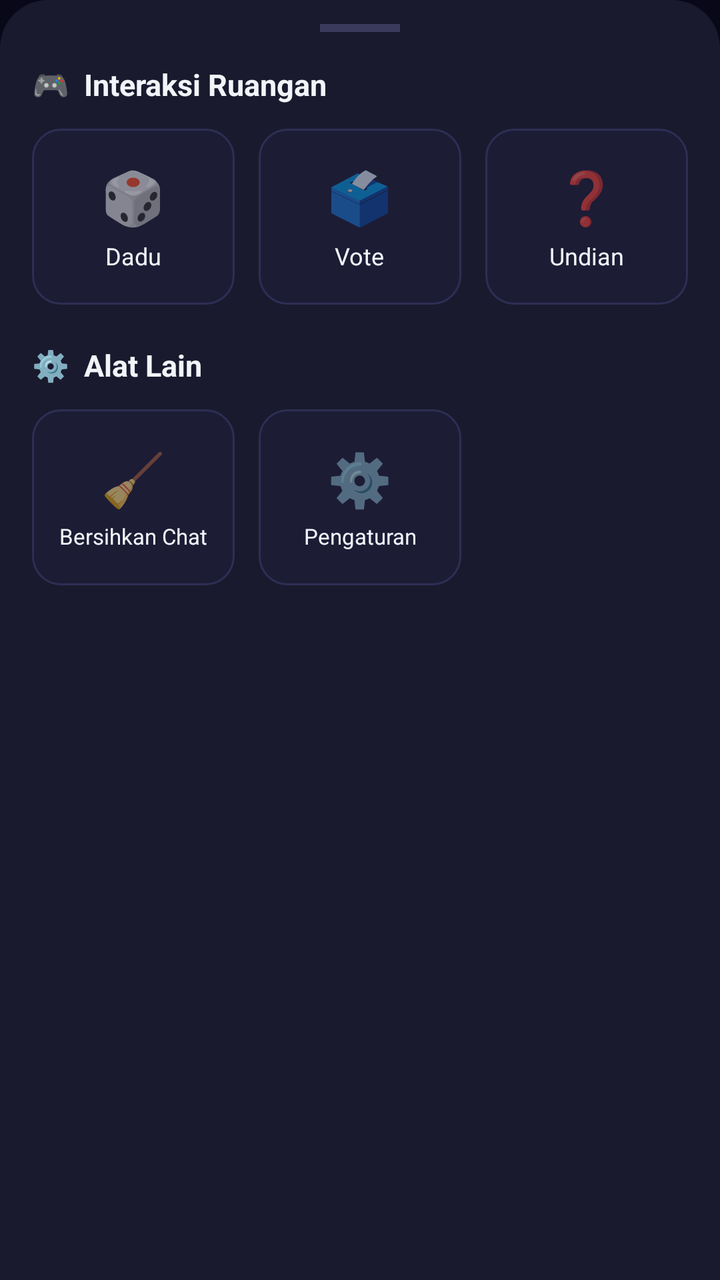
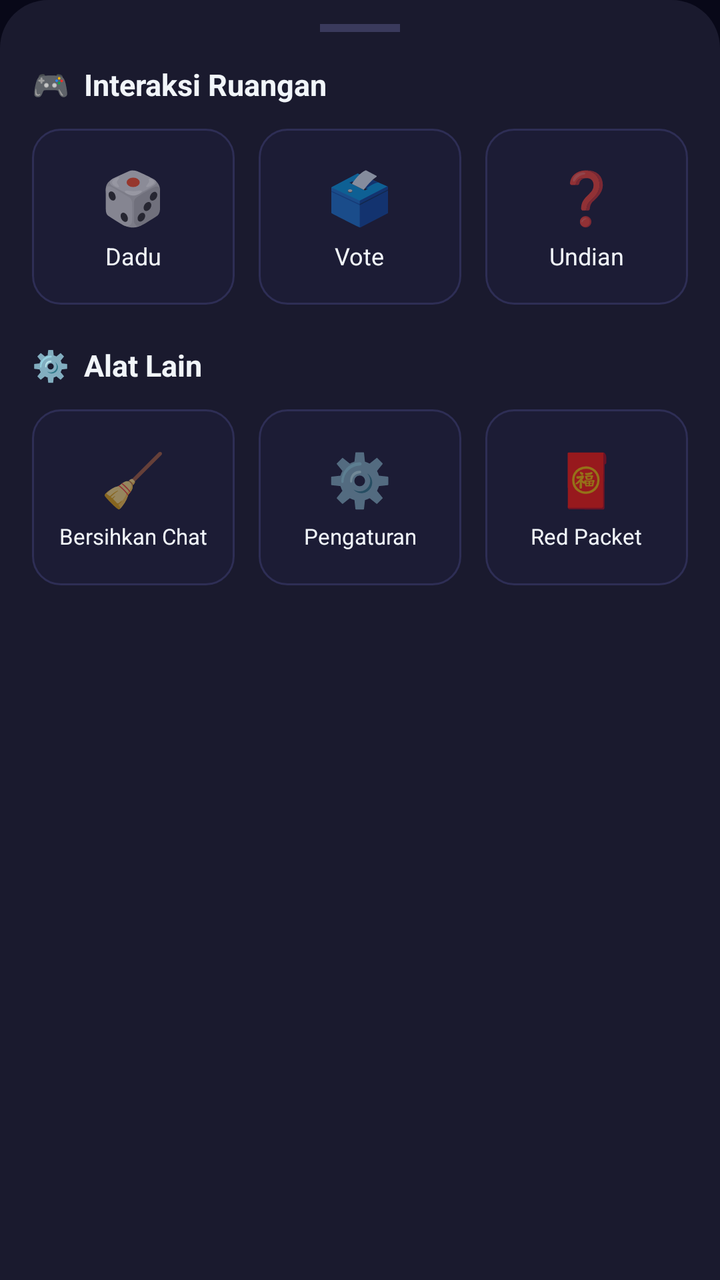

Before-and-after screenshots of an Android layout around one commit, followed by the original layout XML and the change that was made.
<!-- AndroidManifest.xml: application theme Theme.HAYU -->
<!-- res/layout/sheet_room_menu.xml -->
<?xml version="1.0" encoding="utf-8"?>
<LinearLayout xmlns:android="http://schemas.android.com/apk/res/android"
    android:layout_width="match_parent"
    android:layout_height="wrap_content"
    android:orientation="vertical"
    android:background="@drawable/bg_bottom_sheet_top"
    android:paddingTop="12dp"
    android:paddingBottom="24dp"
    android:paddingStart="16dp"
    android:paddingEnd="16dp">

    
    <View
        android:layout_width="40dp"
        android:layout_height="4dp"
        android:background="#3A3A5C"
        android:layout_gravity="center_horizontal"
        android:layout_marginBottom="16dp" />

    
    <TextView
        android:layout_width="wrap_content"
        android:layout_height="wrap_content"
        android:text="🎮  Interaksi Ruangan"
        android:textColor="@color/hayu_text"
        android:textSize="15sp"
        android:textStyle="bold" />

    <LinearLayout
        android:layout_width="match_parent"
        android:layout_height="wrap_content"
        android:orientation="horizontal"
        android:layout_marginTop="12dp">

        <LinearLayout
            android:id="@+id/menu_dice"
            android:layout_width="0dp"
            android:layout_height="88dp"
            android:layout_weight="1"
            android:orientation="vertical"
            android:gravity="center"
            android:background="@drawable/bg_quick_item"
            android:layout_marginEnd="6dp"
            android:clickable="true"
            android:focusable="true">

            <TextView
                android:layout_width="wrap_content"
                android:layout_height="wrap_content"
                android:text="🎲"
                android:textSize="26sp" />

            <TextView
                android:layout_width="wrap_content"
                android:layout_height="wrap_content"
                android:text="Dadu"
                android:textColor="@color/hayu_text"
                android:textSize="12sp"
                android:layout_marginTop="4dp" />
        </LinearLayout>

        <LinearLayout
            android:id="@+id/menu_vote"
            android:layout_width="0dp"
            android:layout_height="88dp"
            android:layout_weight="1"
            android:orientation="vertical"
            android:gravity="center"
            android:background="@drawable/bg_quick_item"
            android:layout_marginStart="6dp"
            android:layout_marginEnd="6dp"
            android:clickable="true"
            android:focusable="true">

            <TextView
                android:layout_width="wrap_content"
                android:layout_height="wrap_content"
                android:text="🗳️"
                android:textSize="26sp" />

            <TextView
                android:layout_width="wrap_content"
                android:layout_height="wrap_content"
                android:text="Vote"
                android:textColor="@color/hayu_text"
                android:textSize="12sp"
                android:layout_marginTop="4dp" />
        </LinearLayout>

        <LinearLayout
            android:id="@+id/menu_undian"
            android:layout_width="0dp"
            android:layout_height="88dp"
            android:layout_weight="1"
            android:orientation="vertical"
            android:gravity="center"
            android:background="@drawable/bg_quick_item"
            android:layout_marginStart="6dp"
            android:clickable="true"
            android:focusable="true">

            <TextView
                android:layout_width="wrap_content"
                android:layout_height="wrap_content"
                android:text="❓"
                android:textSize="26sp" />

            <TextView
                android:layout_width="wrap_content"
                android:layout_height="wrap_content"
                android:text="Undian"
                android:textColor="@color/hayu_text"
                android:textSize="12sp"
                android:layout_marginTop="4dp" />
        </LinearLayout>
    </LinearLayout>

    
    <TextView
        android:layout_width="wrap_content"
        android:layout_height="wrap_content"
        android:text="⚙️  Alat Lain"
        android:textColor="@color/hayu_text"
        android:textSize="15sp"
        android:textStyle="bold"
        android:layout_marginTop="20dp" />

    <LinearLayout
        android:layout_width="match_parent"
        android:layout_height="wrap_content"
        android:orientation="horizontal"
        android:layout_marginTop="12dp">

        <LinearLayout
            android:id="@+id/menu_clear_chat"
            android:layout_width="0dp"
            android:layout_height="88dp"
            android:layout_weight="1"
            android:orientation="vertical"
            android:gravity="center"
            android:background="@drawable/bg_quick_item"
            android:layout_marginEnd="6dp"
            android:clickable="true"
            android:focusable="true">

            <TextView
                android:layout_width="wrap_content"
                android:layout_height="wrap_content"
                android:text="🧹"
                android:textSize="26sp" />

            <TextView
                android:layout_width="wrap_content"
                android:layout_height="wrap_content"
                android:text="Bersihkan Chat"
                android:textColor="@color/hayu_text"
                android:textSize="11sp"
                android:layout_marginTop="4dp"
                android:gravity="center" />
        </LinearLayout>

        <LinearLayout
            android:id="@+id/menu_settings"
            android:layout_width="0dp"
            android:layout_height="88dp"
            android:layout_weight="1"
            android:orientation="vertical"
            android:gravity="center"
            android:background="@drawable/bg_quick_item"
            android:layout_marginStart="6dp"
            android:layout_marginEnd="6dp"
            android:clickable="true"
            android:focusable="true">

            <TextView
                android:layout_width="wrap_content"
                android:layout_height="wrap_content"
                android:text="⚙️"
                android:textSize="26sp" />

            <TextView
                android:layout_width="wrap_content"
                android:layout_height="wrap_content"
                android:text="Pengaturan"
                android:textColor="@color/hayu_text"
                android:textSize="11sp"
                android:layout_marginTop="4dp"
                android:gravity="center" />
        </LinearLayout>

        <View
            android:layout_width="0dp"
            android:layout_height="88dp"
            android:layout_weight="1"
            android:layout_marginStart="6dp" />
    </LinearLayout>

</LinearLayout>
<!-- resources referenced by this layout -->
<resources>
  <color name="hayu_text">#F1F5F9</color>
  <!-- drawable bg_bottom_sheet_top (drawable) -->
  <?xml version="1.0" encoding="utf-8"?>
  <shape xmlns:android="http://schemas.android.com/apk/res/android"
      android:shape="rectangle">
      <solid android:color="#1A1A2E" />
      <corners
          android:topLeftRadius="24dp"
          android:topRightRadius="24dp" />
  </shape>
  <!-- drawable bg_quick_item (drawable) -->
  <?xml version="1.0" encoding="utf-8"?>
  <shape xmlns:android="http://schemas.android.com/apk/res/android"
      android:shape="rectangle">
      <solid android:color="#1C1C35" />
      <corners android:radius="14dp" />
      <stroke android:width="1dp" android:color="#2E2E55" />
  </shape>
  <style name="Theme.HAYU" parent="Theme.MaterialComponents.DayNight.NoActionBar">
          <item name="colorPrimary">@color/hayu_purple</item>
          <item name="colorPrimaryVariant">@color/hayu_blue</item>
          <item name="colorOnPrimary">#FFFFFF</item>
          <item name="android:windowBackground">@color/hayu_dark</item>
          <item name="android:statusBarColor">@color/hayu_darker</item>
          <item name="android:navigationBarColor">@color/hayu_darker</item>
          <item name="android:windowLightStatusBar">false</item>
      </style>
  <color name="hayu_purple">#8B5CF6</color>
  <color name="hayu_blue">#3B82F6</color>
  <color name="hayu_dark">#080818</color>
  <color name="hayu_darker">#04040F</color>
</resources>

<!-- the commit's change to res/layout/sheet_room_menu.xml (unified diff, before → after) -->
@@ -188,11 +188,33 @@
                 android:gravity="center" />
         </LinearLayout>
 
-        <View
-            android:layout_width="0dp"
-            android:layout_height="88dp"
-            android:layout_weight="1"
-            android:layout_marginStart="6dp" />
+        <LinearLayout
+            android:id="@+id/menu_red_packet"
+            android:layout_width="0dp"
+            android:layout_height="88dp"
+            android:layout_weight="1"
+            android:orientation="vertical"
+            android:gravity="center"
+            android:background="@drawable/bg_quick_item"
+            android:layout_marginStart="6dp"
+            android:clickable="true"
+            android:focusable="true">
+
+            <TextView
+                android:layout_width="wrap_content"
+                android:layout_height="wrap_content"
+                android:text="🧧"
+                android:textSize="26sp" />
+
+            <TextView
+                android:layout_width="wrap_content"
+                android:layout_height="wrap_content"
+                android:text="Red Packet"
+                android:textColor="@color/hayu_text"
+                android:textSize="11sp"
+                android:layout_marginTop="4dp"
+                android:gravity="center" />
+        </LinearLayout>
     </LinearLayout>
 
 </LinearLayout>
